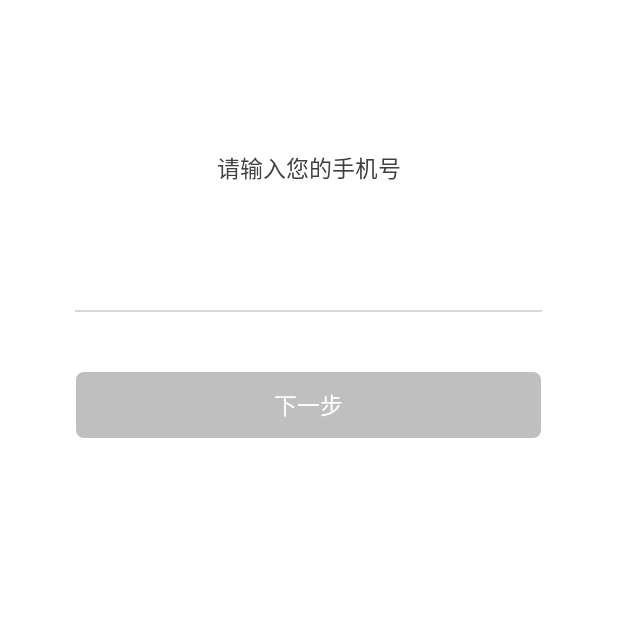
After one commit to AllureCool/QZCloud, an Android app: the fragment PhoneInputFragment shown on its own in the app's theme, on a phone screen of 412 x 824 dp, the top half of it. The commit adds this screen. Run offline under Robolectric (Android 15) with nearby library versions, the phone set to English and light mode, and no system bars; our stand-ins replace RxJava; libraries missing offline, so code that uses them is left out: com.kaopiz.kprogresshud, es.dmoral.toasty.

Commit message:
登录优化

```diff
--- /dev/null
+++ b/app/src/main/java/com/smile/qzclould/ui/user/loign/fragment/PhoneInputFragment.kt
@@ -0,0 +1,62 @@
+package com.smile.qzclould.ui.user.loign.fragment
+
+import android.arch.lifecycle.Observer
+import android.arch.lifecycle.ViewModelProviders
+import android.os.Bundle
+import android.text.Editable
+import android.text.TextWatcher
+import androidx.navigation.Navigation
+import com.smile.qielive.common.BaseFragment
+import com.smile.qzclould.R
+import com.smile.qzclould.common.App
+import com.smile.qzclould.common.Constants
+import com.smile.qzclould.ui.user.loign.viewmodel.LoginViewModel
+import kotlinx.android.synthetic.main.frag_phone_input.*
+
+class PhoneInputFragment : BaseFragment() {
+
+    private val mModel by lazy { ViewModelProviders.of(this).get(LoginViewModel::class.java) }
+
+    override fun getLayoutId(): Int {
+        return R.layout.frag_phone_input
+    }
+
+    override fun initView(savedInstanceState: Bundle?) {
+
+    }
+
+    override fun initListener() {
+        mEtPhoneNum.addTextChangedListener(object: TextWatcher {
+            override fun onTextChanged(s: CharSequence?, start: Int, before: Int, count: Int) {
+
+            }
+
+            override fun beforeTextChanged(s: CharSequence?, start: Int, count: Int, after: Int) {
+
+            }
+
+            override fun afterTextChanged(s: Editable?) {
+                val length = mEtPhoneNum.text.toString().length
+                mBtnNext.isEnabled = length >= 6
+            }
+        })
+
+
+        mBtnNext.setOnClickListener {
+            showLoading()
+            mModel.sendForgetPwdMessage(mEtPhoneNum.text.toString())
+        }
+    }
+
+    override fun initViewModel() {
+        mModel.verifyCodeResult.observe(this, Observer {
+            stopLoading()
+            showToast(Constants.TOAST_SUCCESS, mActivity?.getString(R.string.send_success)!!)
+            val bundle = Bundle()
+            bundle.putString("phone_info", it)
+            bundle.putString("toolbar_title", App.instance.getString(R.string.reset_pwd))
+            bundle.putInt("jump_type", PwdInputFragment.TYPE_RESET_PWD)
+            Navigation.findNavController(mEtPhoneNum).navigate(R.id.action_phoneInputFragment_to_verifyCodeInputFragment, bundle)
+        })
+    }
+}
--- /dev/null
+++ b/app/src/main/res/layout/frag_phone_input.xml
@@ -0,0 +1,44 @@
+<?xml version="1.0" encoding="utf-8"?>
+<LinearLayout xmlns:android="http://schemas.android.com/apk/res/android"
+    android:layout_width="match_parent"
+    android:layout_height="match_parent"
+    android:background="@color/color_white_ffffff"
+    android:gravity="center_horizontal"
+    android:orientation="vertical">
+    <TextView
+        android:layout_width="wrap_content"
+        android:layout_height="wrap_content"
+        android:textColor="@color/color_black_404040"
+        android:text="@string/please_input_phone_num"
+        android:textSize="15sp"
+        android:layout_marginTop="100dp"/>
+
+    <EditText
+        android:id="@+id/mEtPhoneNum"
+        android:layout_width="311dp"
+        android:layout_height="40dp"
+        android:layout_marginTop="40dp"
+        android:inputType="phone"
+        android:background="@null"
+        android:gravity="center|bottom"
+        android:textSize="15sp"
+        android:textColor="@color/color_gray_919191" />
+
+    <View
+        android:layout_width="311dp"
+        android:layout_height="1dp"
+        android:layout_marginTop="3dp"
+        android:background="@drawable/bg_boder_gray_d9d9d9"/>
+
+    <TextView
+        android:id="@+id/mBtnNext"
+        android:layout_width="310dp"
+        android:layout_height="44dp"
+        android:layout_marginTop="40dp"
+        android:background="@drawable/bg_btn_next_step"
+        android:gravity="center"
+        android:textSize="15sp"
+        android:textColor="@color/color_white_ffffff"
+        android:text="@string/next_step"
+        android:enabled="false"/>
+</LinearLayout>
--- a/app/src/main/res/layout/login_fragment.xml
+++ b/app/src/main/res/layout/login_fragment.xml
@@ -30,7 +30,6 @@
             android:background="@null"
             android:hint="@string/hint_et_phone"
             android:imeOptions="flagNoFullscreen|actionNext"
-            android:inputType="phone"
             android:maxLength="11"
             android:maxLines="1"
             android:nextFocusForward="@+id/mEtPassword"
--- a/app/src/main/res/values/strings.xml
+++ b/app/src/main/res/values/strings.xml
@@ -3,7 +3,7 @@
     <string name="classify">分类</string>
     <string name="upload">上传</string>
     <string name="my_folder">我的文件夹</string>
-    <string name="hint_et_phone">请输入手机号</string>
+    <string name="hint_et_phone">请输入手机号或用户名</string>
     <string name="hint_et_pwd">请输入密码</string>
     <string name="login">登录</string>
     <string name="forget_pwd">忘记密码</string>
```
Also changed, not shown: app/src/main/java/com/smile/qzclould/ui/user/loign/fragment/LoginFragment.kt (+4 -19 lines), app/src/main/res/navigation/nav_graph_login.xml (+12 -2 lines).
